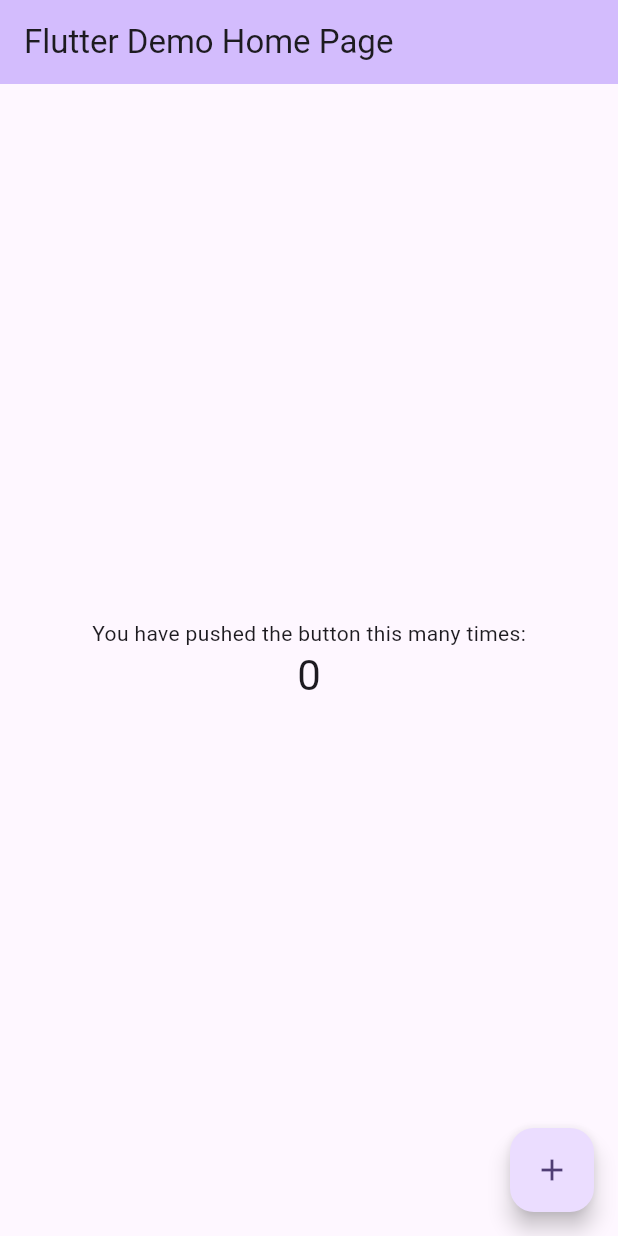
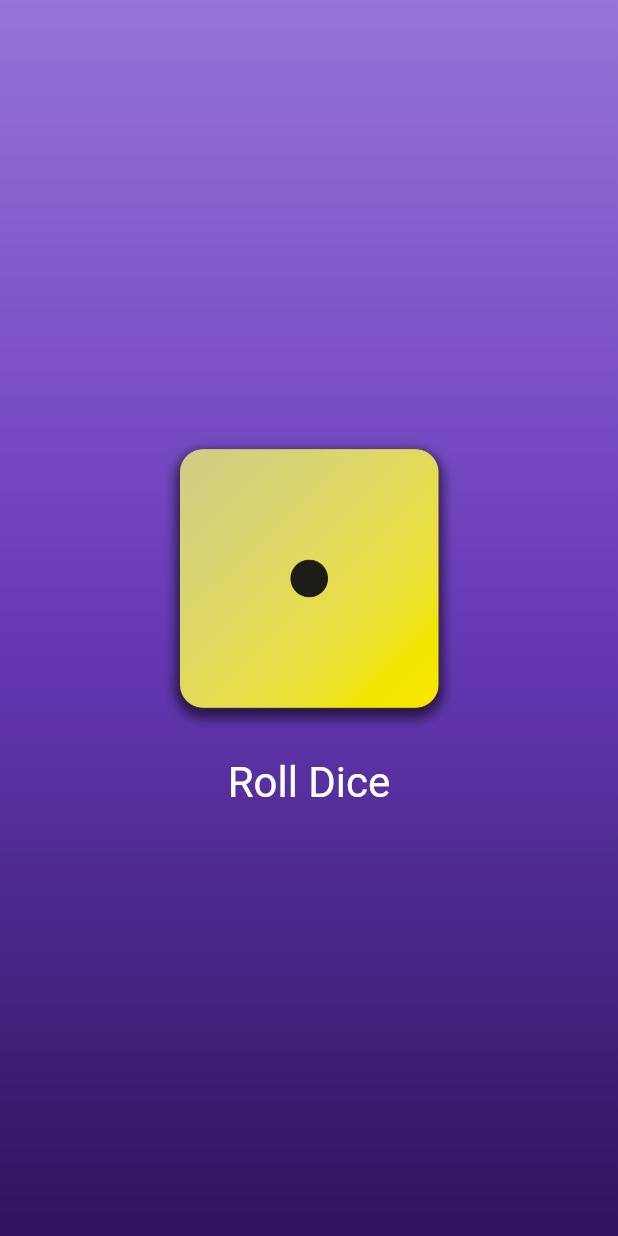
Before and after one commit to Sumo01/DiceRollerApp, a Flutter app: the screen it shows after launch, on a phone screen of 412 x 824 dp. Run offline on Flutter 3.47's test engine with Material 3 defaults, Android fonts, the phone set to English and light mode, and no system bars; Roboto replaces fonts that are missing (Times New Roman).

Commit message:
final changes

```diff
--- /dev/null
+++ b/lib/dice_roller.dart
@@ -0,0 +1,39 @@
+import 'package:flutter/material.dart';
+import 'package:diceroller/random_number_generator.dart';
+
+class DiceRoller extends StatefulWidget {
+  const DiceRoller({super.key});
+
+  @override
+  State<DiceRoller> createState() {
+    return _DiceRollerState();
+  }
+}
+
+class _DiceRollerState extends State<DiceRoller> {
+  String activeDiceImage = "assets/images/dice-1.png";
+
+  void rollDice() {
+    setState(() {
+      int ranNum = RandomNumberGenerator.generateRandomNumber();
+      activeDiceImage = "assets/images/dice-${ranNum.toString()}.png";
+    });
+  }
+
+  @override
+  Widget build(context) {
+    return Column(mainAxisSize: MainAxisSize.min, children: [
+      Image.asset(activeDiceImage, width: 200),
+      TextButton(
+          onPressed: rollDice,
+          style: TextButton.styleFrom(
+              padding: const EdgeInsets.only(top: 20),
+              foregroundColor: Colors.white,
+              textStyle: const TextStyle(
+                fontFamily: 'Times New Roman',
+                fontSize: 28,
+              )),
+          child: const Text("Roll Dice"))
+    ]);
+  }
+}
--- /dev/null
+++ b/lib/gradient_class.dart
@@ -0,0 +1,21 @@
+import 'package:flutter/material.dart';
+import 'package:diceroller/dice_roller.dart';
+
+class GradientContainer extends StatelessWidget {
+  const GradientContainer(this.colours, {super.key});
+
+  final List<Color> colours;
+
+  @override
+  Widget build(context) {
+    return Container(
+      decoration: BoxDecoration(
+          gradient: LinearGradient(
+        colors: colours,
+        begin: Alignment.topCenter,
+        end: Alignment.bottomCenter,
+      )),
+      child: const Center(child: DiceRoller()),
+    );
+  }
+}
--- a/lib/main.dart
+++ b/lib/main.dart
@@ -1,125 +1,16 @@
 import 'package:flutter/material.dart';
+import 'package:diceroller/gradient_class.dart';
 
 void main() {
-  runApp(const MyApp());
+  runApp(
+    const MaterialApp(
+      home: Scaffold(
+        body: GradientContainer(const [
+          Color.fromARGB(255, 152, 115, 218),
+          Colors.deepPurple,
+          Color.fromARGB(255, 46, 19, 92)
+        ]),
+      ),
+    ),
+  );
 }
-
-class MyApp extends StatelessWidget {
-  const MyApp({super.key});
-
-  // This widget is the root of your application.
-  @override
-  Widget build(BuildContext context) {
-    return MaterialApp(
-      title: 'Flutter Demo',
-      theme: ThemeData(
-        // This is the theme of your application.
-        //
-        // TRY THIS: Try running your application with "flutter run". You'll see
-        // the application has a purple toolbar. Then, without quitting the app,
-        // try changing the seedColor in the colorScheme below to Colors.green
-        // and then invoke "hot reload" (save your changes or press the "hot
-        // reload" button in a Flutter-supported IDE, or press "r" if you used
-        // the command line to start the app).
-        //
-        // Notice that the counter didn't reset back to zero; the application
-        // state is not lost during the reload. To reset the state, use hot
-        // restart instead.
-        //
-        // This works for code too, not just values: Most code changes can be
-        // tested with just a hot reload.
-        colorScheme: ColorScheme.fromSeed(seedColor: Colors.deepPurple),
-        useMaterial3: true,
-      ),
-      home: const MyHomePage(title: 'Flutter Demo Home Page'),
-    );
-  }
-}
-
-class MyHomePage extends StatefulWidget {
-  const MyHomePage({super.key, required this.title});
-
-  // This widget is the home page of your application. It is stateful, meaning
-  // that it has a State object (defined below) that contains fields that affect
-  // how it looks.
-
-  // This class is the configuration for the state. It holds the values (in this
-  // case the title) provided by the parent (in this case the App widget) and
-  // used by the build method of the State. Fields in a Widget subclass are
-  // always marked "final".
-
-  final String title;
-
-  @override
-  State<MyHomePage> createState() => _MyHomePageState();
-}
-
-class _MyHomePageState extends State<MyHomePage> {
-  int _counter = 0;
-
-  void _incrementCounter() {
-    setState(() {
-      // This call to setState tells the Flutter framework that something has
-      // changed in this State, which causes it to rerun the build method below
-      // so that the display can reflect the updated values. If we changed
-      // _counter without calling setState(), then the build method would not be
-      // called again, and so nothing would appear to happen.
-      _counter++;
-    });
-  }
-
-  @override
-  Widget build(BuildContext context) {
-    // This method is rerun every time setState is called, for instance as done
-    // by the _incrementCounter method above.
-    //
-    // The Flutter framework has been optimized to make rerunning build methods
-    // fast, so that you can just rebuild anything that needs updating rather
-    // than having to individually change instances of widgets.
-    return Scaffold(
-      appBar: AppBar(
-        // TRY THIS: Try changing the color here to a specific color (to
-        // Colors.amber, perhaps?) and trigger a hot reload to see the AppBar
-        // change color while the other colors stay the same.
-        backgroundColor: Theme.of(context).colorScheme.inversePrimary,
-        // Here we take the value from the MyHomePage object that was created by
-        // the App.build method, and use it to set our appbar title.
-        title: Text(widget.title),
-      ),
-      body: Center(
-        // Center is a layout widget. It takes a single child and positions it
-        // in the middle of the parent.
-        child: Column(
-          // Column is also a layout widget. It takes a list of children and
-          // arranges them vertically. By default, it sizes itself to fit its
-          // children horizontally, and tries to be as tall as its parent.
-          //
-          // Column has various properties to control how it sizes itself and
-          // how it positions its children. Here we use mainAxisAlignment to
-          // center the children vertically; the main axis here is the vertical
-          // axis because Columns are vertical (the cross axis would be
-          // horizontal).
-          //
-          // TRY THIS: Invoke "debug painting" (choose the "Toggle Debug Paint"
-          // action in the IDE, or press "p" in the console), to see the
-          // wireframe for each widget.
-          mainAxisAlignment: MainAxisAlignment.center,
-          children: <Widget>[
-            const Text(
-              'You have pushed the button this many times:',
-            ),
-            Text(
-              '$_counter',
-              style: Theme.of(context).textTheme.headlineMedium,
-            ),
-          ],
-        ),
-      ),
-      floatingActionButton: FloatingActionButton(
-        onPressed: _incrementCounter,
-        tooltip: 'Increment',
-        child: const Icon(Icons.add),
-      ), // This trailing comma makes auto-formatting nicer for build methods.
-    );
-  }
-}
--- /dev/null
+++ b/lib/random_number_generator.dart
@@ -0,0 +1,8 @@
+import "dart:math";
+
+class RandomNumberGenerator {
+  static int generateRandomNumber() {
+    final Random random = Random();
+    return random.nextInt(6) + 1;
+  }
+}
--- /dev/null
+++ b/lib/text_class.dart
@@ -0,0 +1,16 @@
+import 'package:flutter/material.dart';
+
+class TextClass extends StatelessWidget {
+  const TextClass(this.text, {super.key});
+
+  final String text;
+  @override
+  Widget build(context) {
+    return Text(text,
+        style: const TextStyle(
+          fontFamily: 'Times New Roman',
+          color: Colors.white,
+          fontSize: 28,
+        ));
+  }
+}
```
Also changed, not shown: pubspec.yaml (+8 -3 lines), assets/images/dice-1.png (added), assets/images/dice-2.png (added), assets/images/dice-3.png (added), assets/images/dice-4.png (added), assets/images/dice-5.png (added), assets/images/dice-6.png (added).
